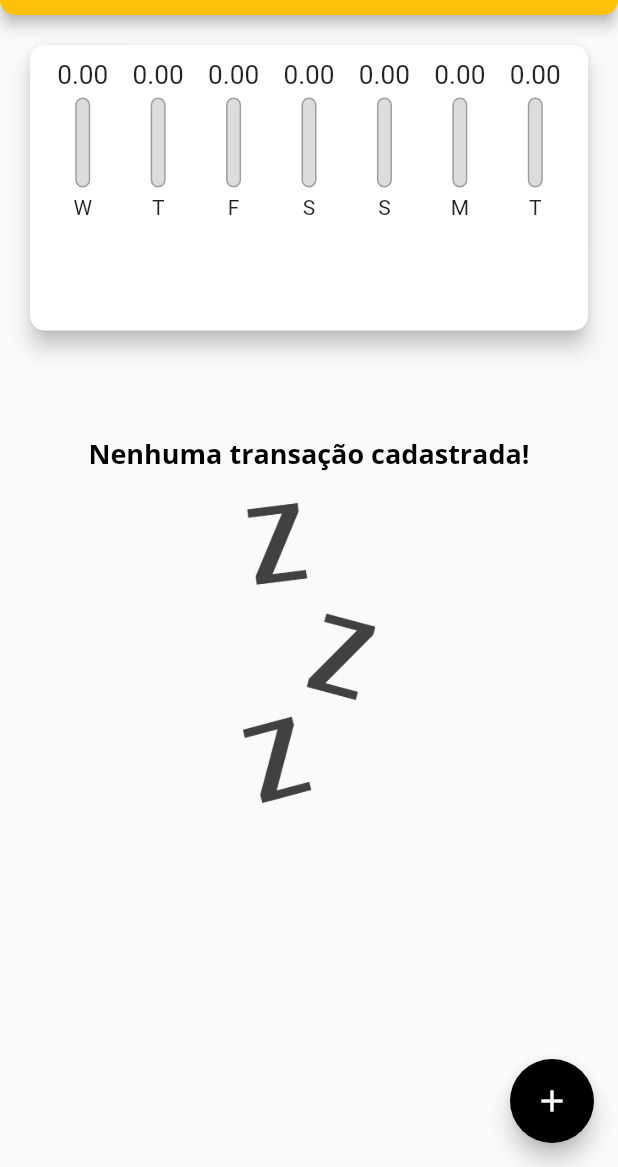
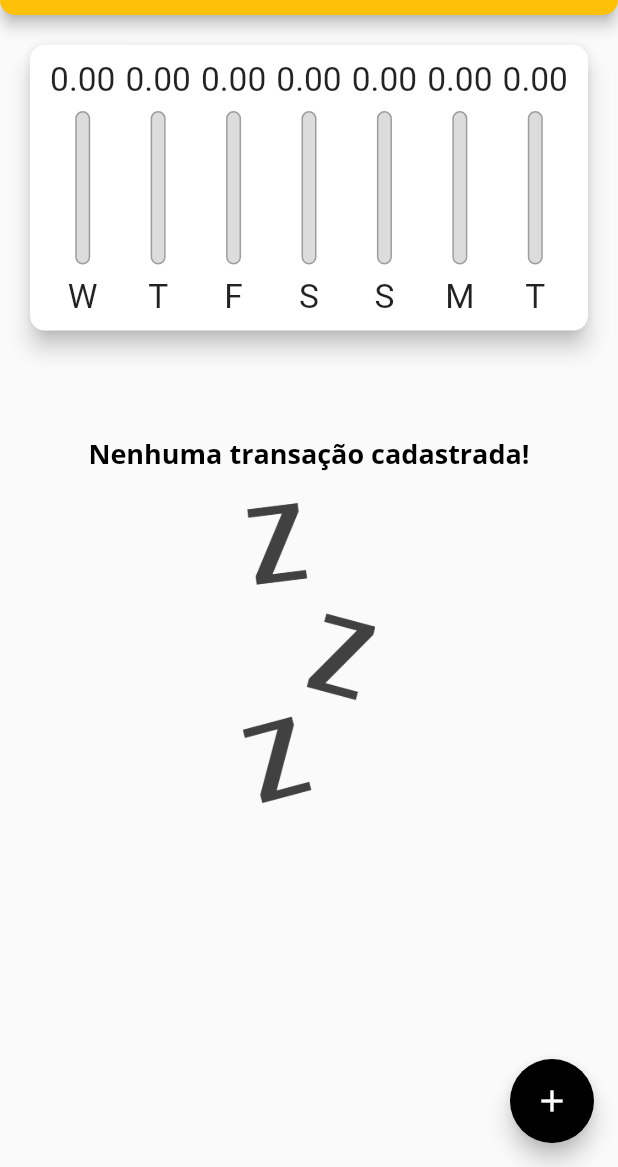
Before and after one commit to unleed-l/flutter-planner, a Flutter app: the screen it shows after launch, on a phone screen of 412 x 824 dp, the part 69-1236 px from its top. Run offline on Flutter 3.47's test engine with Material 2 defaults, Android fonts, the light colour scheme and no system bars.

Commit message:
responsive graph

```diff
--- a/lib/components/chart_bar.dart
+++ b/lib/components/chart_bar.dart
@@ -14,19 +14,21 @@ class ChartBar extends StatelessWidget {
 
   @override
   Widget build(BuildContext context) {
+    return LayoutBuilder(
+      builder: (ctx, constraints) {
         return Column(
           children: <Widget>[
             SizedBox(
-          height: 20,
+              height: constraints.maxHeight * 0.15,
               child: FittedBox(
                 child: Text(
                   value.toStringAsFixed(2),
                 ),
               ),
             ),
-        const SizedBox(height: 5),
+            SizedBox(height: constraints.maxHeight * 0.05),
             SizedBox(
-          height: 60,
+              height: constraints.maxHeight * 0.6,
               width: 10,
               child: Stack(
                 alignment: AlignmentDirectional.bottomCenter,
@@ -53,9 +55,16 @@ class ChartBar extends StatelessWidget {
                 ],
               ),
             ),
-        const SizedBox(height: 5),
-        Text(label),
+            SizedBox(height: constraints.maxHeight * 0.05),
+            SizedBox(
+              height: constraints.maxHeight * 0.15,
+              child: FittedBox(
+                child: Text(label),
+              ),
+            ),
           ],
+        );
+      },
     );
   }
 }
--- a/lib/components/transaction_form.dart
+++ b/lib/components/transaction_form.dart
@@ -81,22 +81,22 @@ class _TransactionFormState extends State<TransactionForm> {
                       style: Theme.of(context).textTheme.headline4,
                     ),
                   ),
-                  TextButton(
-                    onPressed: _showDatePicker,
-                    child: Text(
-                      'Selecionar data',
-                      style: TextStyle(
-                        color: Theme.of(context).colorScheme.primary,
-                        fontWeight: FontWeight.bold,
-                      ),
-                    ),
-                  ),
                 ],
               ),
             ),
             Row(
-              mainAxisAlignment: MainAxisAlignment.end,
+              mainAxisAlignment: MainAxisAlignment.spaceBetween,
               children: <Widget>[
+                ElevatedButton(
+                  onPressed: _showDatePicker,
+                  child: Text(
+                    'Selecionar data',
+                    style: Theme.of(context).textTheme.button, //TextStyle(
+                    //   color: Theme.of(context).colorScheme.primary,
+                    //   fontWeight: FontWeight.bold,
+                    // ),
+                  ),
+                ),
                 ElevatedButton(
                   onPressed: _submitForm,
                   child: Text(
--- a/lib/main.dart
+++ b/lib/main.dart
@@ -20,7 +20,7 @@ class PlannerApp extends StatelessWidget {
         GlobalMaterialLocalizations.delegate,
         GlobalWidgetsLocalizations.delegate
       ],
-      //  supportedLocales: [Locale('pt', 'BR')],
+      // supportedLocales: const [Locale('pt', 'BR')],
       home: const MyHomePage(),
       theme: tema.copyWith(
         colorScheme: tema.colorScheme.copyWith(
@@ -30,30 +30,31 @@ class PlannerApp extends StatelessWidget {
         textTheme: tema.textTheme.copyWith(
           button: const TextStyle(
             color: Colors.black,
+            fontWeight: FontWeight.bold,
           ),
-          headline6: TextStyle(
+          headline6: const TextStyle(
             fontFamily: 'OpenSans',
-            fontSize: 18 * MediaQuery.of(context).textScaleFactor,
+            fontSize: 18,
             fontWeight: FontWeight.bold,
             color: Colors.black,
           ),
-          headline5: TextStyle(
+          headline5: const TextStyle(
             fontFamily: 'OpenSans',
-            fontSize: 14 * MediaQuery.of(context).textScaleFactor,
+            fontSize: 14,
             fontWeight: FontWeight.normal,
             color: Colors.white,
           ),
-          headline4: TextStyle(
+          headline4: const TextStyle(
             fontFamily: 'Quicksand',
-            fontSize: 14 * MediaQuery.of(context).textScaleFactor,
+            fontSize: 14,
             fontWeight: FontWeight.bold,
-            color: const Color.fromARGB(255, 102, 102, 102),
+            color: Color.fromARGB(255, 102, 102, 102),
           ),
         ),
-        appBarTheme: AppBarTheme(
+        appBarTheme: const AppBarTheme(
           titleTextStyle: TextStyle(
             fontFamily: 'OpenSans',
-            fontSize: 20 * MediaQuery.of(context).textScaleFactor,
+            fontSize: 20,
             fontWeight: FontWeight.bold,
             color: Colors.black,
           ),
@@ -141,11 +142,11 @@ class MyHomePageState extends State<MyHomePage> {
           crossAxisAlignment: CrossAxisAlignment.stretch,
           children: <Widget>[
             SizedBox(
-              height: availableHeight * 0.3,
+              height: availableHeight * 0.30,
               child: Chart(_recentTransactions),
             ),
             SizedBox(
-              height: availableHeight * 0.7,
+              height: availableHeight * 0.70,
               child: TransactionList(
                 transactions: _transactions,
                 onDelete: _deleteTransaction,
```
Lines whose indentation alone changed are shown as unchanged.
